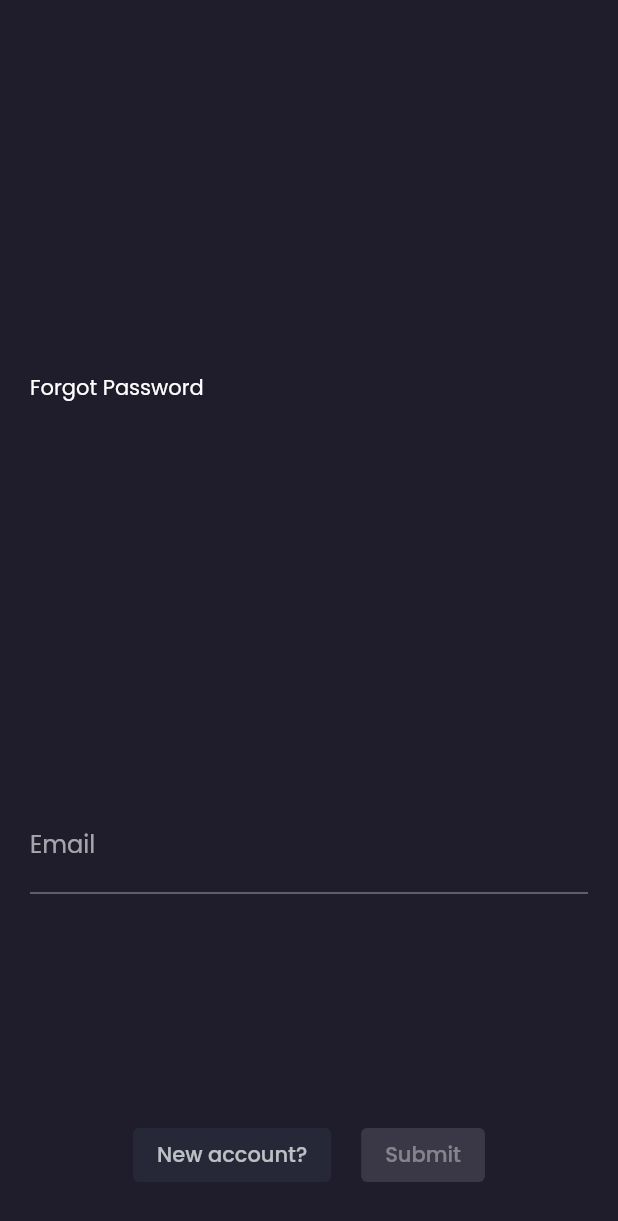
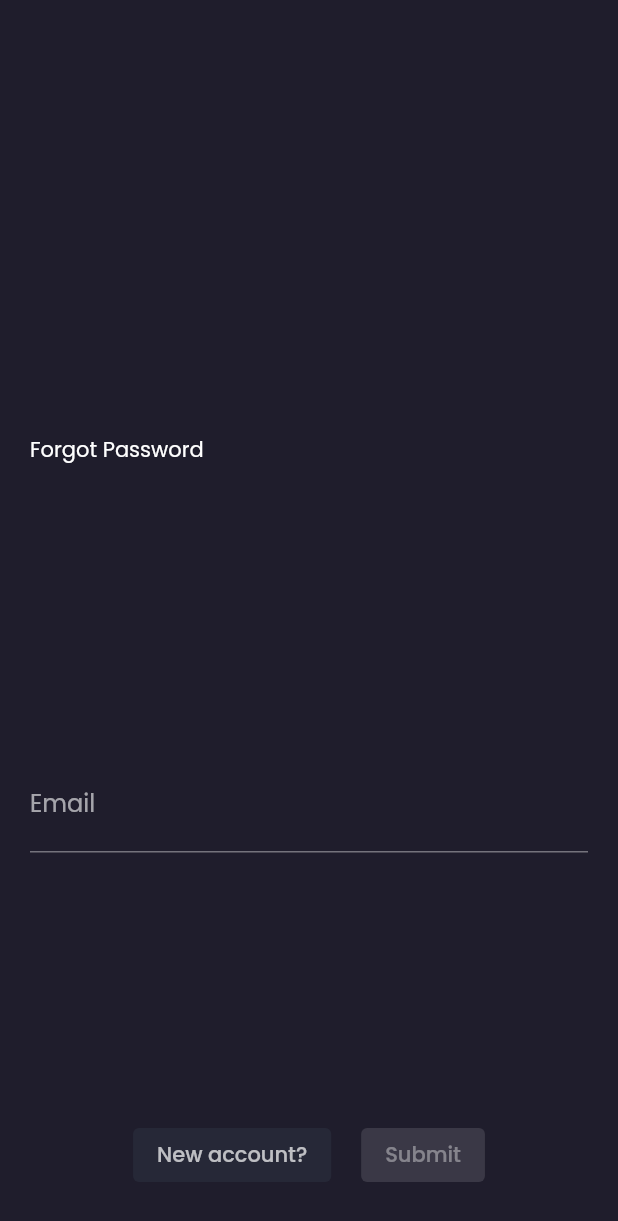
Before and after one commit to omept/paylinc, a Flutter app: the ForgotPasswordPage screen opened by its route, on a phone screen of 412 x 824 dp. Shown: the top 1221 px of the screen. Run offline on Flutter 3.47's test engine with Material 2 defaults, Android fonts, the phone set to English and light mode, and no system bars; our stand-ins replace bloc, carousel_slider, equatable, eva_icons_flutter, flutter_bloc, flutter_slidable and 11 more; missing offline and left inert: flutter_awesome_select; accounts and stored records are empty.

Commit message:
fixes for launcer image and forgot passward status

```diff
--- a/lib/features/forgot_password/cubit/forgot_password_state.dart
+++ b/lib/features/forgot_password/cubit/forgot_password_state.dart
@@ -4,13 +4,13 @@ class ForgotPasswordState extends Equatable {
   final EmailInput emailI;
   final FormzStatus status;
 
-  const ForgotPasswordState({
+  ForgotPasswordState({
     this.status = FormzStatus.pure,
     this.emailI = const EmailInput.pure(),
   });
 
   @override
-  List<Object> get props => [emailI];
+  List<Object> get props => [emailI, status];
 
   ForgotPasswordState copyWith({FormzStatus? status, EmailInput? email}) {
     return ForgotPasswordState(
--- a/lib/features/forgot_password/view/forgot_password_page.dart
+++ b/lib/features/forgot_password/view/forgot_password_page.dart
@@ -97,9 +97,7 @@ class ForgotPasswordPage extends StatelessWidget {
                   const SizedBox(height: kSpacing * 2),
                   const Padding(padding: EdgeInsets.all(12)),
                   Text('Forgot Password'),
-                  const Padding(padding: EdgeInsets.all(12)),
-                  const Padding(padding: EdgeInsets.all(12)),
-                  const Padding(padding: EdgeInsets.all(12)),
+                  const Padding(padding: EdgeInsets.all(12 * 3)),
                   _EmailInput(),
                   const Padding(padding: EdgeInsets.all(12)),
                   Padding(
@@ -134,6 +132,7 @@ class _FPFButton extends StatelessWidget {
   @override
   Widget build(BuildContext context) {
     return BlocBuilder<ForgotPasswordCubit, ForgotPasswordState>(
+      // buildWhen: (previous, current) => previous.status != current.status,
       builder: (context, state) {
         return state.status.isSubmissionInProgress
             ? const CircularProgressIndicator()
--- a/lib/features/validate_otp/cubit/validate_otp_state.dart
+++ b/lib/features/validate_otp/cubit/validate_otp_state.dart
@@ -12,7 +12,7 @@ class ValidateOtpState extends Equatable {
   });
 
   @override
-  List<Object> get props => [otp];
+  List<Object> get props => [otp, status, resendCalled];
 
   ValidateOtpState copyWith(
       {FormzStatus? status, OtpInput? otp, bool? resendCalled}) {
--- a/lib/shared_components/profile_tile.dart
+++ b/lib/shared_components/profile_tile.dart
@@ -13,7 +13,7 @@ class ProfilTile extends StatelessWidget {
     var themeContext = Theme.of(context);
     return ListTile(
       contentPadding: const EdgeInsets.all(0),
-      leading: CircleAvatar(backgroundImage: data.photo),
+      // leading: CircleAvatar(backgroundImage: data.photo),
       title: Text(
         data.name,
         style: TextStyle(
```
Also changed, not shown: 16 other files.
